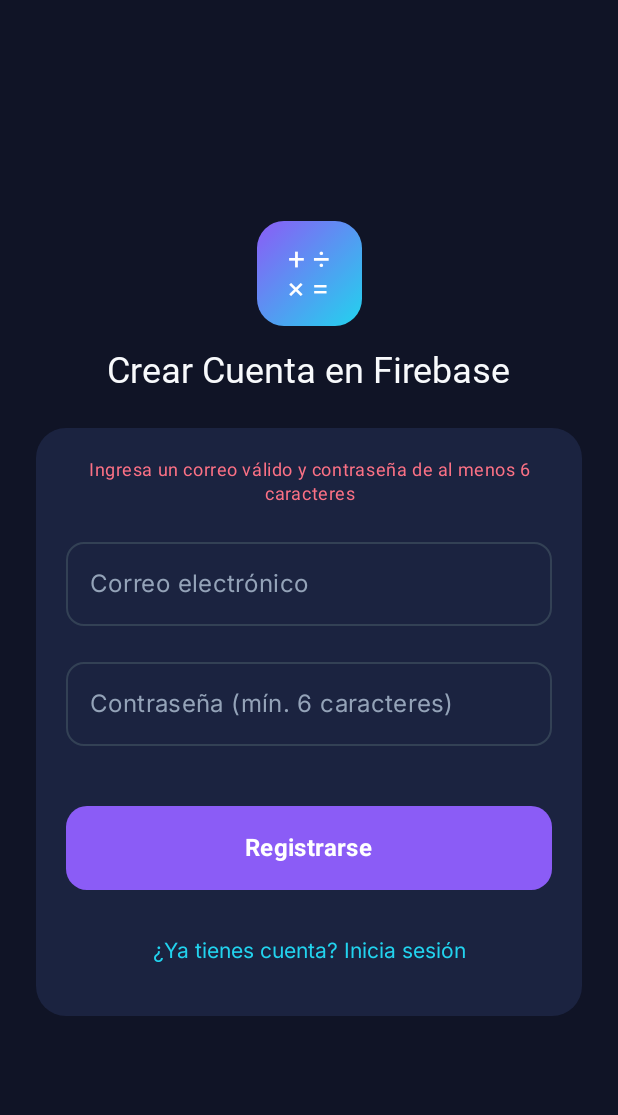
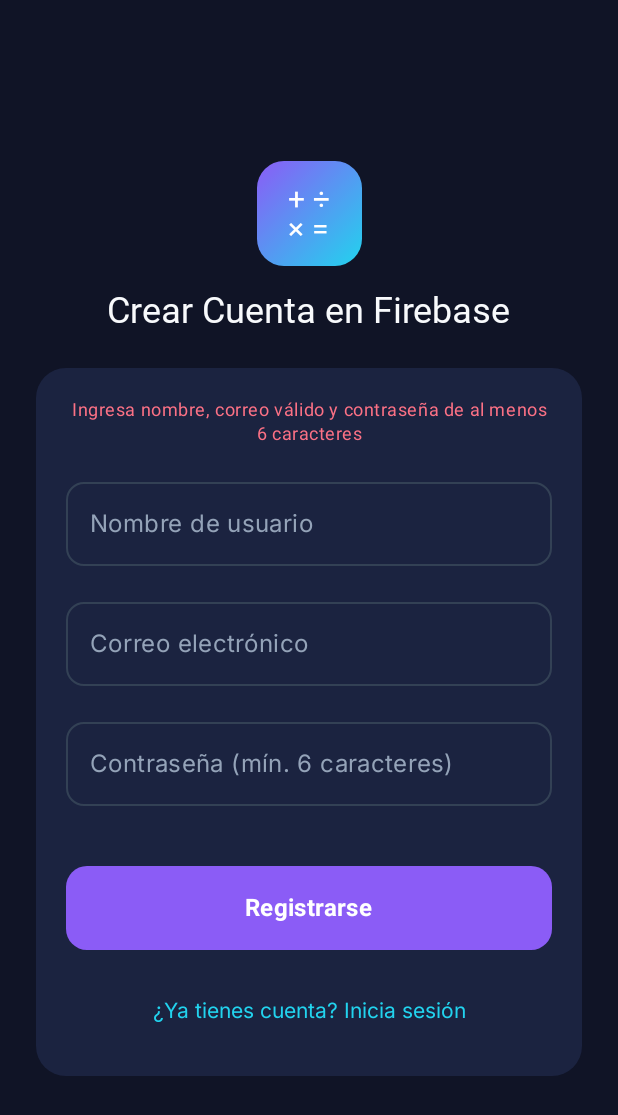
Before and after one commit to felix-mendoz/MathRush, an Android app built with Jetpack Compose: the screen it shows after launch (MainActivity), after a tap on "Registrarse", on a phone screen of 412 x 824 dp. Shown: the top 1115 px of the screen. Run offline under Robolectric (Android 15) with nearby library versions, the phone set to English and light mode, and no system bars; our stand-ins replace Firebase (no records; nobody signed in at launch, a user with empty details on screens opened directly); Roboto replaces fonts that are not available here; 2 other taps on this screen came first.

Commit message:
Ajustado varias cosas

```diff
--- a/app/src/main/java/com/example/mathrush/data/FirestoreRepository.kt
+++ b/app/src/main/java/com/example/mathrush/data/FirestoreRepository.kt
@@ -18,7 +18,6 @@ data class LeaderboardItem(
 class FirestoreRepository {
     private val firestore = FirebaseFirestore.getInstance()
     private val scoresCollection = firestore.collection("scores")
-    private val usersCollection = firestore.collection("users")
 
     suspend fun saveScore(scoreEntity: ScoreEntity): Result<Unit> {
         return try {
@@ -45,7 +44,6 @@ class FirestoreRepository {
         return try {
             val snapshot = scoresCollection
                 .orderBy("score", Query.Direction.DESCENDING)
-                .orderBy("timestamp", Query.Direction.DESCENDING)
                 .limit(limit)
                 .get()
                 .await()
--- a/app/src/main/java/com/example/mathrush/game/QuestionGenerator.kt
+++ b/app/src/main/java/com/example/mathrush/game/QuestionGenerator.kt
@@ -90,7 +90,7 @@ object QuestionGenerator {
         val selectedCategory = category ?: when (difficulty) {
             MathDifficulty.EASY -> MathCategory.ARITHMETIC
             MathDifficulty.INTERMEDIATE -> listOf(MathCategory.ARITHMETIC, MathCategory.ALGEBRA, MathCategory.GEOMETRY_TRIGONOMETRY).random()
-            MathDifficulty.ADVANCED -> MathCategory.entries.random()
+            MathDifficulty.ADVANCED -> listOf(MathCategory.ARITHMETIC, MathCategory.ALGEBRA, MathCategory.INTEGRAL_CALCULUS, MathCategory.GEOMETRY_TRIGONOMETRY).random()
         }
 
         val generator: QuestionGeneratorStrategy = when (selectedCategory) {
--- a/app/src/main/java/com/example/mathrush/ui/screens/HomeScreen.kt
+++ b/app/src/main/java/com/example/mathrush/ui/screens/HomeScreen.kt
@@ -5,7 +5,6 @@ import androidx.compose.animation.core.tween
 import androidx.compose.foundation.BorderStroke
 import androidx.compose.foundation.background
 import androidx.compose.foundation.layout.*
-import androidx.compose.foundation.shape.CircleShape
 import androidx.compose.foundation.shape.RoundedCornerShape
 import androidx.compose.material3.*
 import androidx.compose.runtime.*
@@ -25,20 +24,20 @@ import com.example.mathrush.ui.theme.*
 fun HomeScreen(
     modifier: Modifier = Modifier,
     onStartGameClick: (difficulty: Int) -> Unit,
-    onPracticeClick: () -> Unit,
+    onPracticeClick: (difficulty: Int) -> Unit,
     onLeaderboardClick: () -> Unit,
     onProfileClick: () -> Unit,
     onLoginClick: () -> Unit,
+    onHistoryClick: () -> Unit
 ) {
     val authRepo = remember { AuthRepository() }
     val currentUser = authRepo.currentUser
     var selectedDifficulty by remember { mutableStateOf(1) } // 1: Fácil, 2: Intermedio, 3: Avanzado
 
-    // Animación de fondo al cambiar de dificultad
     val targetBgColor = when (selectedDifficulty) {
-        1 -> Color(0xFF082522) // Verde/Cian suave para fácil
-        2 -> Color(0xFF1B2340) // Púrpura para intermedio
-        else -> Color(0xFF321422) // Rosado/Rojo para avanzado
+        1 -> Color(0xFF082522)
+        2 -> Color(0xFF1B2340)
+        else -> Color(0xFF321422)
     }
     val animatedBgColor by animateColorAsState(
         targetValue = targetBgColor,
@@ -60,45 +59,22 @@ fun HomeScreen(
             horizontalAlignment = Alignment.CenterHorizontally,
             verticalArrangement = Arrangement.SpaceBetween
         ) {
-            // --- TOP BAR (Account Status & Profile / Login) ---
+            // --- TOP BAR (Only Profile / Login button, no online status badge) ---
             Row(
                 modifier = Modifier.fillMaxWidth(),
-                horizontalArrangement = Arrangement.SpaceBetween,
+                horizontalArrangement = Arrangement.End,
                 verticalAlignment = Alignment.CenterVertically
             ) {
-                Card(
-                    colors = CardDefaults.cardColors(containerColor = MathSurfaceCard),
-                    shape = RoundedCornerShape(12.dp)
-                ) {
-                    Row(
-                        modifier = Modifier.padding(horizontal = 12.dp, vertical = 6.dp),
-                        verticalAlignment = Alignment.CenterVertically,
-                        horizontalArrangement = Arrangement.spacedBy(6.dp)
-                    ) {
-                        Box(
-                            modifier = Modifier
-                                .size(8.dp)
-                                .clip(CircleShape)
-                                .background(if (currentUser != null) MathSuccess else MathCyan)
-                        )
-                        Text(
-                            text = if (currentUser != null) "Modo Online (${authRepo.currentUserEmail.ifEmpty { "Sincronizado" }})" else "Modo Local (Invitado)",
-                            style = MaterialTheme.typography.labelMedium,
-                            color = MathTextPrimary
-                        )
-                    }
-                }
-
                 Button(
                     onClick = {
                         if (currentUser != null) onProfileClick() else onLoginClick()
                     },
                     shape = RoundedCornerShape(12.dp),
                     colors = ButtonDefaults.buttonColors(containerColor = MathPurple),
-                    contentPadding = PaddingValues(horizontal = 12.dp, vertical = 6.dp)
+                    contentPadding = PaddingValues(horizontal = 16.dp, vertical = 8.dp)
                 ) {
                     Text(
-                        text = if (currentUser != null) "Mi Perfil" else "Iniciar Sesión",
+                        text = if (currentUser != null) "Mi Perfil (${authRepo.currentUserName})" else "Iniciar Sesión",
                         style = MaterialTheme.typography.labelMedium,
                         color = Color.White
                     )
@@ -200,16 +176,15 @@ fun HomeScreen(
                     }
                 }
 
-                // Tooltip / Description Card for Selected Difficulty
                 Card(
                     modifier = Modifier.fillMaxWidth(),
                     shape = RoundedCornerShape(12.dp),
                     colors = CardDefaults.cardColors(containerColor = MathSurfaceCard)
                 ) {
                     val tooltipText = when (selectedDifficulty) {
-                        1 -> "Fácil: 15s por pregunta • Solo operaciones aritméticas básicas (+, -, ×, ÷) • Multiplicador: 1.0x"
-                        2 -> "Intermedio: 10s por pregunta • Incluye Aritmética y Álgebra (ecuaciones) • Multiplicador: 1.5x"
-                        else -> "Avanzado: 20s por pregunta • Todas las categorías: Cálculo diferencial, integral, álgebra y geometría • Multiplicador: 2.0x"
+                        1 -> "Fácil: 20s por pregunta • Aritmética básica y geometría elemental • Multiplicador: 1.0x"
+                        2 -> "Intermedio: 15s por pregunta • Aritmética, Álgebra y Pitágoras • Multiplicador: 1.5x"
+                        else -> "Avanzado: 25s por pregunta • Álgebra, Cálculo integral y Trigonometría avanzada • Multiplicador: 2.0x"
                     }
                     Text(
                         text = tooltipText,
@@ -224,13 +199,13 @@ fun HomeScreen(
             // --- ACTION BUTTONS ---
             Column(
                 modifier = Modifier.fillMaxWidth(),
-                verticalArrangement = Arrangement.spacedBy(12.dp)
+                verticalArrangement = Arrangement.spacedBy(10.dp)
             ) {
                 Button(
                     onClick = { onStartGameClick(selectedDifficulty) },
                     modifier = Modifier
                         .fillMaxWidth()
-                        .height(60.dp),
+                        .height(56.dp),
                     shape = RoundedCornerShape(16.dp),
                     colors = ButtonDefaults.buttonColors(containerColor = Color.Transparent),
                     contentPadding = PaddingValues(0.dp)
@@ -252,24 +227,19 @@ fun HomeScreen(
                                 color = Color.White,
                                 fontWeight = FontWeight.Bold
                             )
-                            Text(
-                                text = "Puntuación, Combos y Multiplicador",
-                                style = MaterialTheme.typography.labelMedium,
-                                color = Color.White.copy(alpha = 0.8f)
-                            )
                         }
                     }
                 }
 
                 Row(
                     modifier = Modifier.fillMaxWidth(),
-                    horizontalArrangement = Arrangement.spacedBy(12.dp)
+                    horizontalArrangement = Arrangement.spacedBy(8.dp)
                 ) {
                     Button(
-                        onClick = onPracticeClick,
+                        onClick = { onPracticeClick(selectedDifficulty) },
                         modifier = Modifier
                             .weight(1f)
-                            .height(56.dp),
+                            .height(50.dp),
                         shape = RoundedCornerShape(14.dp),
                         colors = ButtonDefaults.buttonColors(containerColor = Color.Transparent),
                         contentPadding = PaddingValues(0.dp)
@@ -297,7 +267,7 @@ fun HomeScreen(
                         onClick = onLeaderboardClick,
                         modifier = Modifier
                             .weight(1f)
-                            .height(56.dp),
+                            .height(50.dp),
                         shape = RoundedCornerShape(14.dp),
                         colors = ButtonDefaults.buttonColors(containerColor = Color.Transparent),
                         contentPadding = PaddingValues(0.dp)
@@ -321,6 +291,22 @@ fun HomeScreen(
                         }
                     }
                 }
+
+                Button(
+                    onClick = onHistoryClick,
+                    modifier = Modifier
+                        .fillMaxWidth()
+                        .height(48.dp),
+                    shape = RoundedCornerShape(14.dp),
+                    colors = ButtonDefaults.buttonColors(containerColor = MathSurfaceCard)
+                ) {
+                    Text(
+                        text = "Historial y Récords Locales",
+                        style = MaterialTheme.typography.titleSmall,
+                        color = MathCyan,
+                        fontWeight = FontWeight.Bold
+                    )
+                }
             }
         }
     }
--- a/app/src/main/java/com/example/mathrush/ui/screens/RegisterScreen.kt
+++ b/app/src/main/java/com/example/mathrush/ui/screens/RegisterScreen.kt
@@ -26,6 +26,7 @@ fun RegisterScreen(
 ) {
     val authRepo = remember { AuthRepository() }
     val coroutineScope = rememberCoroutineScope()
+    var username by remember { mutableStateOf("") }
     var email by remember { mutableStateOf("") }
     var password by remember { mutableStateOf("") }
     var isLoading by remember { mutableStateOf(false) }
@@ -94,6 +95,21 @@ fun RegisterScreen(
                     }
 
                     OutlinedTextField(
+                        value = username,
+                        onValueChange = { username = it },
+                        label = { Text("Nombre de usuario", color = MathTextSecondary) },
+                        modifier = Modifier.fillMaxWidth(),
+                        singleLine = true,
+                        colors = OutlinedTextFieldDefaults.colors(
+                            focusedBorderColor = MathPurple,
+                            unfocusedBorderColor = MathOutline,
+                            focusedTextColor = MathTextPrimary,
+                            unfocusedTextColor = MathTextPrimary
+                        ),
+                        shape = RoundedCornerShape(12.dp)
+                    )
+
+                    OutlinedTextField(
                         value = email,
                         onValueChange = { email = it },
                         label = { Text("Correo electrónico", color = MathTextSecondary) },
@@ -128,14 +144,14 @@ fun RegisterScreen(
 
                     Button(
                         onClick = {
-                            if (email.isBlank() || password.length < 6) {
-                                errorMessage = "Ingresa un correo válido y contraseña de al menos 6 caracteres"
+                            if (username.isBlank() || email.isBlank() || password.length < 6) {
+                                errorMessage = "Ingresa nombre, correo válido y contraseña de al menos 6 caracteres"
                                 return@Button
                             }
                             coroutineScope.launch {
                                 isLoading = true
                                 errorMessage = null
-                                val result = authRepo.signUp(email.trim(), password)
+                                val result = authRepo.signUp(email.trim(), password, username.trim())
                                 isLoading = false
                                 if (result.isSuccess) {
                                     onRegisterSuccess()
```
Also changed, not shown: app/src/main/java/com/example/mathrush/MainActivity.kt (+39 -6 lines), app/src/main/java/com/example/mathrush/data/AuthRepository.kt (+14 -2 lines), app/src/main/java/com/example/mathrush/game/GameEngine.kt (+107 -8 lines), app/src/main/java/com/example/mathrush/ui/screens/GameScreen.kt (+29 -10 lines).
